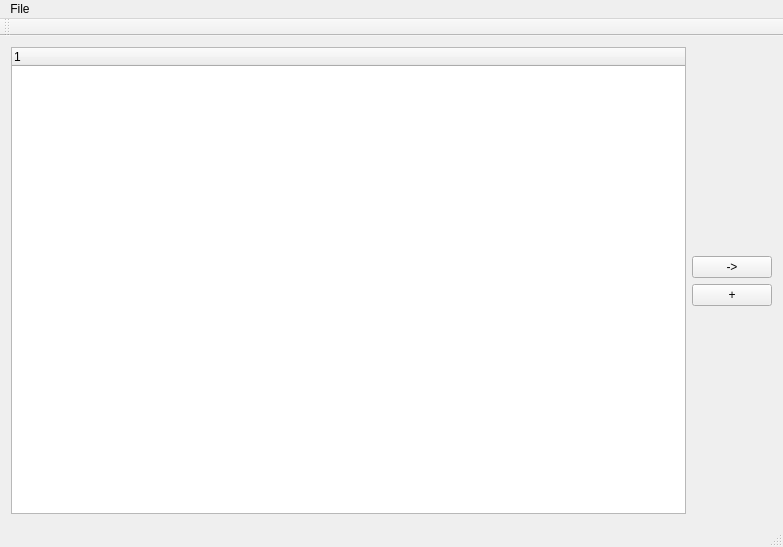
This is mainwindow.ui in ArashMassoudieh/BTCViewer as Qt 5 draws it before an edit. The edited form follows.
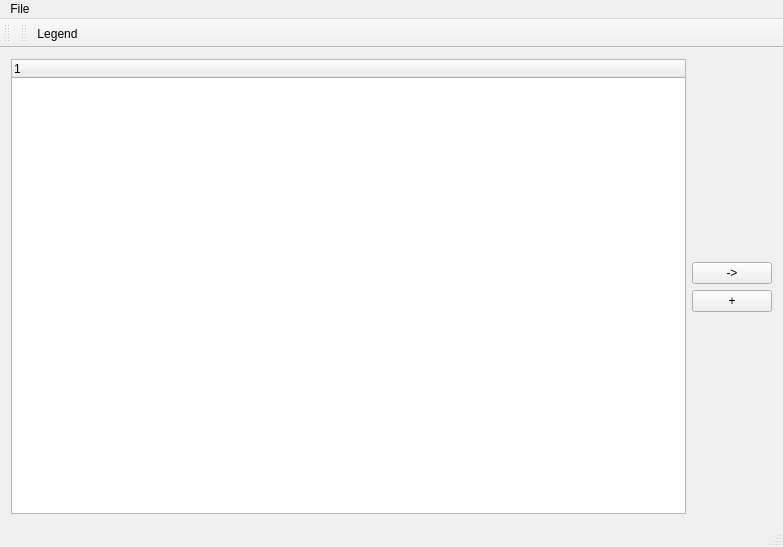
This is the edited form.

The edit to the form file:
```diff
--- a/mainwindow.ui
+++ b/mainwindow.ui
@@ -108,11 +108,31 @@
    </attribute>
   </widget>
   <widget class="QStatusBar" name="statusBar"/>
+  <widget class="QToolBar" name="toolBar">
+   <property name="windowTitle">
+    <string>toolBar</string>
+   </property>
+   <attribute name="toolBarArea">
+    <enum>TopToolBarArea</enum>
+   </attribute>
+   <attribute name="toolBarBreak">
+    <bool>false</bool>
+   </attribute>
+   <addaction name="actionLegend"/>
+  </widget>
   <action name="actionAdd_Data_File">
    <property name="text">
     <string>Add Data File</string>
    </property>
   </action>
+  <action name="actionLegend">
+   <property name="text">
+    <string>Legend</string>
+   </property>
+   <property name="toolTip">
+    <string>Legend</string>
+   </property>
+  </action>
  </widget>
  <layoutdefault spacing="6" margin="11"/>
  <resources/>
```
Left out of the diff: 2 changed lines with no effect on the pictures.
